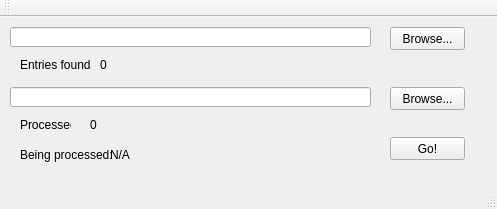
First picture: the form in interface.ui, repository felsocim/Backy, before the edit.
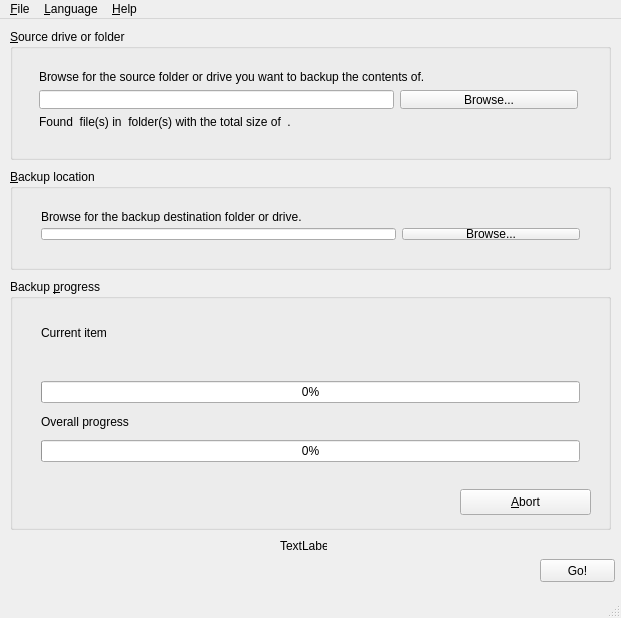
Second picture: the form after the edit.

Patch:
```diff
--- a/interface.ui
+++ b/interface.ui
@@ -6,65 +6,22 @@
    <rect>
     <x>0</x>
     <y>0</y>
-    <width>497</width>
-    <height>209</height>
+    <width>621</width>
+    <height>618</height>
    </rect>
   </property>
   <property name="windowTitle">
    <string>Interface</string>
   </property>
+  <property name="styleSheet">
+   <string notr="true">font: 10pt &quot;Open Sans&quot;;</string>
+  </property>
   <widget class="QWidget" name="centralWidget">
-   <widget class="QLineEdit" name="sourceFolder">
-    <property name="geometry">
-     <rect>
-      <x>10</x>
-      <y>10</y>
-      <width>361</width>
-      <height>20</height>
-     </rect>
-    </property>
-   </widget>
-   <widget class="QLineEdit" name="targetFolder">
-    <property name="geometry">
-     <rect>
-      <x>10</x>
-      <y>70</y>
-      <width>361</width>
-      <height>20</height>
-     </rect>
-    </property>
-   </widget>
-   <widget class="QPushButton" name="browseSource">
-    <property name="geometry">
-     <rect>
-      <x>390</x>
-      <y>10</y>
-      <width>75</width>
-      <height>23</height>
-     </rect>
-    </property>
-    <property name="text">
-     <string>Browse...</string>
-    </property>
-   </widget>
-   <widget class="QPushButton" name="browseTarget">
-    <property name="geometry">
-     <rect>
-      <x>390</x>
-      <y>70</y>
-      <width>75</width>
-      <height>23</height>
-     </rect>
-    </property>
-    <property name="text">
-     <string>Browse...</string>
-    </property>
-   </widget>
    <widget class="QPushButton" name="start">
     <property name="geometry">
      <rect>
-      <x>390</x>
-      <y>120</y>
+      <x>540</x>
+      <y>540</y>
       <width>75</width>
       <height>23</height>
      </rect>
@@ -73,82 +30,193 @@
      <string>Go!</string>
     </property>
    </widget>
-   <widget class="QLabel" name="labelDetected">
+   <widget class="QGroupBox" name="groupSource">
     <property name="geometry">
      <rect>
-      <x>20</x>
-      <y>40</y>
-      <width>71</width>
-      <height>16</height>
+      <x>10</x>
+      <y>10</y>
+      <width>601</width>
+      <height>131</height>
      </rect>
     </property>
-    <property name="text">
-     <string>Entries found:</string>
+    <property name="title">
+     <string>&amp;Source drive or folder</string>
     </property>
+    <widget class="QWidget" name="gridLayoutWidget">
+     <property name="geometry">
+      <rect>
+       <x>18</x>
+       <y>30</y>
+       <width>561</width>
+       <height>81</height>
+      </rect>
+     </property>
+     <layout class="QGridLayout" name="layoutSource">
+      <item row="1" column="0" colspan="2">
+       <widget class="QLineEdit" name="sourceFolder"/>
+      </item>
+      <item row="0" column="0" colspan="3">
+       <widget class="QLabel" name="labelSourceDescription">
+        <property name="text">
+         <string>&lt;html&gt;&lt;head/&gt;&lt;body&gt;&lt;p&gt;Browse for the source folder or drive you want to backup the contents of.&lt;/p&gt;&lt;/body&gt;&lt;/html&gt;</string>
+        </property>
+       </widget>
+      </item>
+      <item row="1" column="2">
+       <widget class="QPushButton" name="browseSource">
+        <property name="text">
+         <string>Browse...</string>
+        </property>
+       </widget>
+      </item>
+      <item row="2" column="0" colspan="3">
+       <widget class="QLabel" name="processedEntries">
+        <property name="text">
+         <string>Found &lt;number&gt; file(s) in &lt;number&gt; folder(s) with the total size of &lt;number&gt; &lt;units&gt;.</string>
+        </property>
+       </widget>
+      </item>
+     </layout>
+    </widget>
    </widget>
-   <widget class="QLabel" name="labelProcessed">
+   <widget class="QGroupBox" name="groupTarget">
     <property name="geometry">
      <rect>
-      <x>20</x>
-      <y>100</y>
-      <width>51</width>
-      <height>16</height>
+      <x>10</x>
+      <y>150</y>
+      <width>601</width>
+      <height>101</height>
      </rect>
     </property>
-    <property name="text">
-     <string>Processed:</string>
+    <property name="title">
+     <string>&amp;Backup location</string>
     </property>
+    <widget class="QWidget" name="gridLayoutWidget_2">
+     <property name="geometry">
+      <rect>
+       <x>20</x>
+       <y>30</y>
+       <width>561</width>
+       <height>52</height>
+      </rect>
+     </property>
+     <layout class="QGridLayout" name="layoutTarget">
+      <item row="0" column="0" colspan="3">
+       <widget class="QLabel" name="labelTargetDescription">
+        <property name="text">
+         <string>&lt;html&gt;&lt;head/&gt;&lt;body&gt;&lt;p&gt;Browse for the backup destination folder or drive.&lt;/p&gt;&lt;/body&gt;&lt;/html&gt;</string>
+        </property>
+       </widget>
+      </item>
+      <item row="1" column="2">
+       <widget class="QPushButton" name="browseTarget">
+        <property name="text">
+         <string>Browse...</string>
+        </property>
+       </widget>
+      </item>
+      <item row="1" column="0" colspan="2">
+       <widget class="QLineEdit" name="targetFolder"/>
+      </item>
+     </layout>
+    </widget>
    </widget>
-   <widget class="QLabel" name="detected">
+   <widget class="QGroupBox" name="groupStatus">
     <property name="geometry">
      <rect>
-      <x>100</x>
-      <y>40</y>
-      <width>61</width>
-      <height>16</height>
+      <x>10</x>
+      <y>260</y>
+      <width>601</width>
+      <height>251</height>
      </rect>
     </property>
-    <property name="text">
-     <string>0</string>
+    <property name="title">
+     <string>Backup &amp;progress</string>
     </property>
+    <widget class="QWidget" name="verticalLayoutWidget">
+     <property name="geometry">
+      <rect>
+       <x>20</x>
+       <y>30</y>
+       <width>561</width>
+       <height>164</height>
+      </rect>
+     </property>
+     <layout class="QVBoxLayout" name="layoutStatus">
+      <item>
+       <widget class="QLabel" name="labelStatusCurrentDescription">
+        <property name="text">
+         <string>Current item</string>
+        </property>
+       </widget>
+      </item>
+      <item>
+       <widget class="QLabel" name="labelStatusCurrentName">
+        <property name="text">
+         <string/>
+        </property>
+       </widget>
+      </item>
+      <item>
+       <widget class="QProgressBar" name="labelStatusCurrentProgress">
+        <property name="value">
+         <number>0</number>
+        </property>
+        <property name="alignment">
+         <set>Qt::AlignCenter</set>
+        </property>
+        <property name="textVisible">
+         <bool>true</bool>
+        </property>
+        <property name="textDirection">
+         <enum>QProgressBar::TopToBottom</enum>
+        </property>
+       </widget>
+      </item>
+      <item>
+       <widget class="QLabel" name="labelStatusOverallDescription">
+        <property name="text">
+         <string>Overall progress</string>
+        </property>
+       </widget>
+      </item>
+      <item>
+       <widget class="QProgressBar" name="labelStatusOverallProgress">
+        <property name="value">
+         <number>0</number>
+        </property>
+        <property name="alignment">
+         <set>Qt::AlignCenter</set>
+        </property>
+       </widget>
+      </item>
+     </layout>
+    </widget>
+    <widget class="QPushButton" name="labelStatusAbort">
+     <property name="geometry">
+      <rect>
+       <x>450</x>
+       <y>210</y>
+       <width>131</width>
+       <height>26</height>
+      </rect>
+     </property>
+     <property name="text">
+      <string>&amp;Abort</string>
+     </property>
+    </widget>
    </widget>
    <widget class="QLabel" name="processed">
     <property name="geometry">
      <rect>
-      <x>90</x>
-      <y>100</y>
-      <width>51</width>
-      <height>16</height>
+      <x>280</x>
+      <y>520</y>
+      <width>47</width>
+      <height>13</height>
      </rect>
     </property>
     <property name="text">
-     <string>0</string>
-    </property>
-   </widget>
-   <widget class="QLabel" name="labelBeingProcessed">
-    <property name="geometry">
-     <rect>
-      <x>20</x>
-      <y>130</y>
-      <width>91</width>
-      <height>16</height>
-     </rect>
-    </property>
-    <property name="text">
-     <string>Being processed:</string>
-    </property>
-   </widget>
-   <widget class="QLabel" name="beingProcessed">
-    <property name="geometry">
-     <rect>
-      <x>110</x>
-      <y>130</y>
-      <width>261</width>
-      <height>16</height>
-     </rect>
-    </property>
-    <property name="text">
-     <string>N/A</string>
+     <string>TextLabel</string>
     </property>
    </widget>
   </widget>
@@ -157,18 +225,31 @@
     <rect>
      <x>0</x>
      <y>0</y>
-     <width>497</width>
-     <height>21</height>
+     <width>621</width>
+     <height>24</height>
     </rect>
    </property>
-  </widget>
-  <widget class="QToolBar" name="mainToolBar">
-   <attribute name="toolBarArea">
-    <enum>TopToolBarArea</enum>
-   </attribute>
-   <attribute name="toolBarBreak">
-    <bool>false</bool>
-   </attribute>
+   <widget class="QMenu" name="menuFile">
+    <property name="title">
+     <string>&amp;File</string>
+    </property>
+    <addaction name="actionQuit"/>
+   </widget>
+   <widget class="QMenu" name="menuLanguage">
+    <property name="title">
+     <string>&amp;Language</string>
+    </property>
+   </widget>
+   <widget class="QMenu" name="menuHelp">
+    <property name="title">
+     <string>&amp;Help</string>
+    </property>
+    <addaction name="actionOnlineDocumentation"/>
+    <addaction name="actionAboutBacky"/>
+   </widget>
+   <addaction name="menuFile"/>
+   <addaction name="menuLanguage"/>
+   <addaction name="menuHelp"/>
   </widget>
   <widget class="QStatusBar" name="statusBar"/>
  </widget>
```
Left out of the diff: 20 changed lines with no effect on the pictures.
